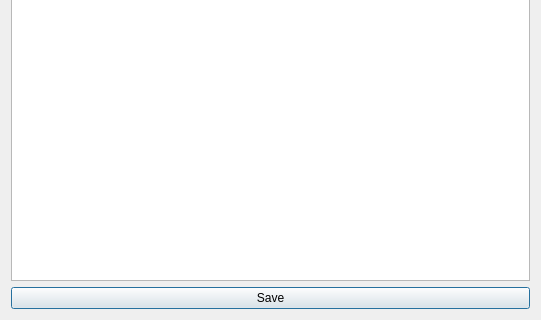
Old version of the form CodeBrains project/StudentEditPage.ui in the repository omarnasser0/CodeBrains---Last; both pictures show x 0 to 541 and y 253 to 573 of the 541 by 573 pixel window.
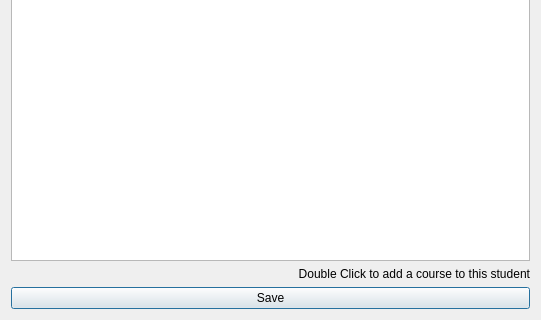
New version of the form.

Diff of the .ui file:
```diff
--- a/CodeBrains project/StudentEditPage.ui
+++ b/CodeBrains project/StudentEditPage.ui
@@ -144,6 +144,16 @@
      <item>
       <widget class="QTableWidget" name="studentTableInfo"/>
      </item>
+     <item>
+      <widget class="QLabel" name="label">
+       <property name="text">
+        <string>Double Click to add a course to this student</string>
+       </property>
+       <property name="alignment">
+        <set>Qt::AlignRight|Qt::AlignTrailing|Qt::AlignVCenter</set>
+       </property>
+      </widget>
+     </item>
     </layout>
    </item>
    <item>
```
